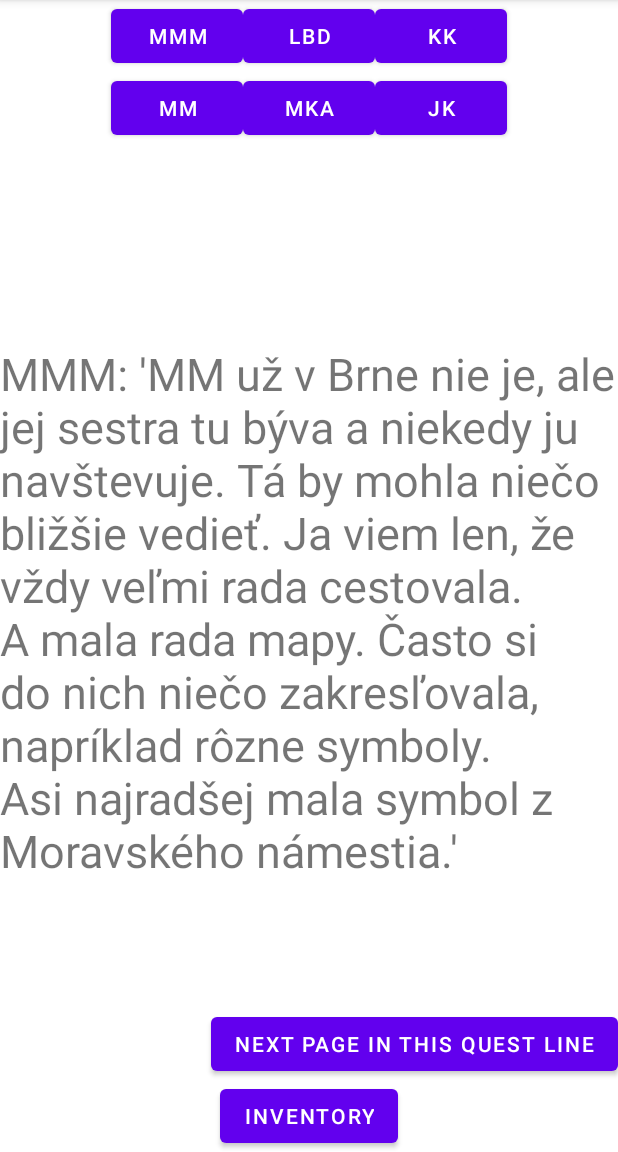
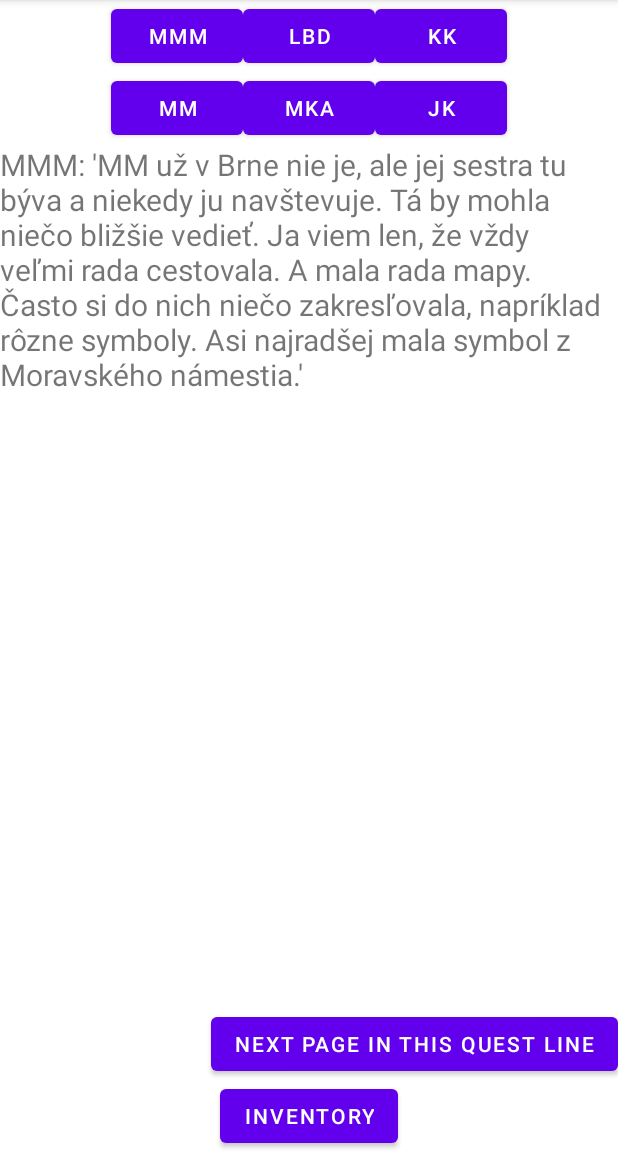
Before and after one commit to xbacinsk/LBDRolePlayingGame, an Android app: the fragment QuestLineMM1 placed in its activity, on a phone screen of 412 x 824 dp, the part 84-1236 px from its top. Run offline under Robolectric (Android 15) with nearby library versions, the phone set to English and light mode, and no system bars.

Commit message:
Resized pictures so it works on older machines

```diff
--- a/app/src/main/res/layout/activity_story_page8.xml
+++ b/app/src/main/res/layout/activity_story_page8.xml
@@ -16,7 +16,6 @@ No a v tejto dobe, pri tom, čo sa už dlho deje a ešte dlho diať bude, sme sa
         app:layout_constraintRight_toRightOf="parent"
         app:layout_constraintLeft_toLeftOf="parent"
         app:layout_constraintTop_toTopOf="parent"
-        app:layout_constraintBottom_toTopOf="@id/buttonNextSP8"
         android:textSize="15dp"
         />
 
--- a/app/src/main/res/layout/fragment_questline_mm1.xml
+++ b/app/src/main/res/layout/fragment_questline_mm1.xml
@@ -11,8 +11,7 @@
         android:layout_width="wrap_content"
         android:layout_height="wrap_content"
         android:text="MMM: 'MM už v Brne nie je, ale jej sestra tu býva a niekedy ju navštevuje. Tá by mohla niečo bližšie vedieť. Ja viem len, že vždy veľmi rada cestovala. A mala rada mapy. Často si do nich niečo zakresľovala, napríklad rôzne symboly. Asi najradšej mala symbol z Moravského námestia.'"
-        android:textSize="30dp"
-        app:layout_constraintBottom_toBottomOf="parent"
+        android:textSize="20dp"
         app:layout_constraintLeft_toLeftOf="parent"
         app:layout_constraintRight_toRightOf="parent"
         app:layout_constraintTop_toTopOf="parent" />
```
